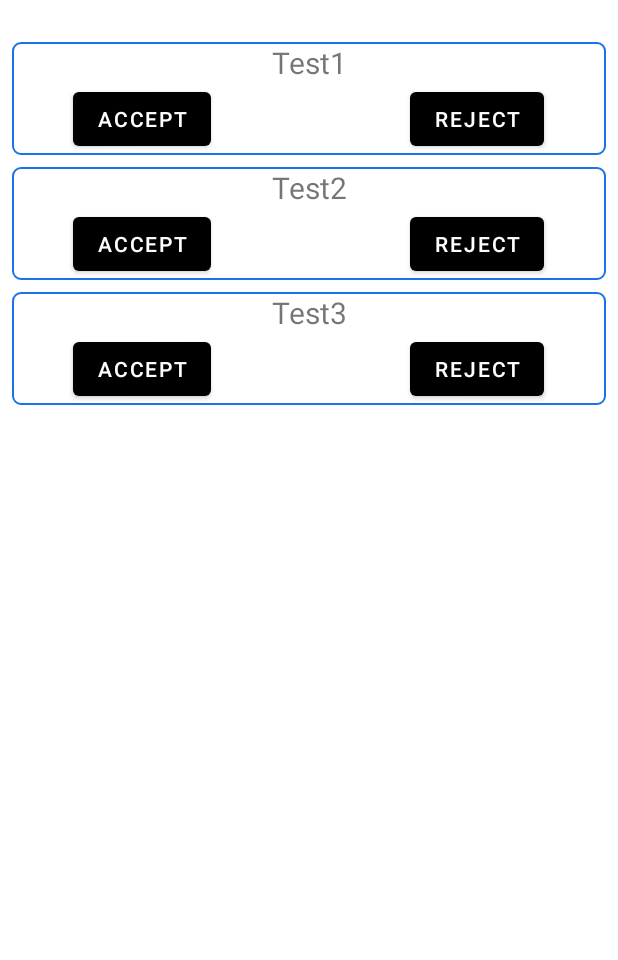
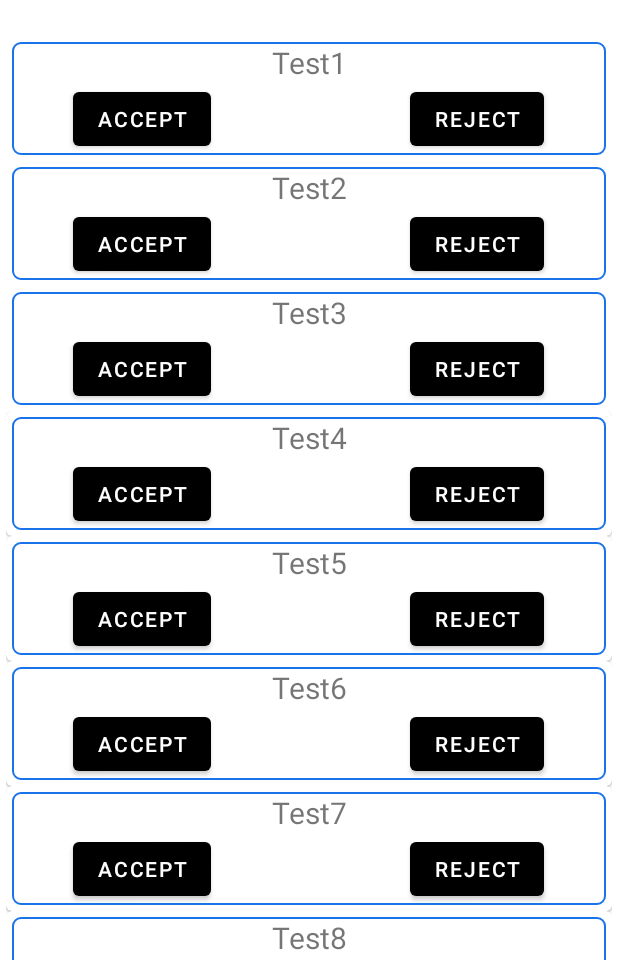
Before and after one commit to CMPUT301F20T21/Book_Friends, an Android app: the screen it shows after launch (RequestActivity), on a phone screen of 412 x 824 dp, the part 276-1236 px from its top. Run offline under Robolectric (Android 15) with nearby library versions, the light colour scheme and no system bars.

Commit message:
Added comment and few more test cases

```diff
--- a/app/src/main/java/com/cmput301f20t21/bookfriends/ui/request/RequestActivity.java
+++ b/app/src/main/java/com/cmput301f20t21/bookfriends/ui/request/RequestActivity.java
@@ -31,8 +31,21 @@ public class RequestActivity extends AppCompatActivity {
         requestDataList.add(new RequestItem("Test1"));
         requestDataList.add(new RequestItem("Test2"));
         requestDataList.add(new RequestItem("Test3"));
+        requestDataList.add(new RequestItem("Test4"));
+        requestDataList.add(new RequestItem("Test5"));
+        requestDataList.add(new RequestItem("Test6"));
+        requestDataList.add(new RequestItem("Test7"));
+        requestDataList.add(new RequestItem("Test8"));
+        requestDataList.add(new RequestItem("Test9"));
+        requestDataList.add(new RequestItem("Test10"));
+        requestDataList.add(new RequestItem("Test11"));
+        requestDataList.add(new RequestItem("Test12"));
+        requestDataList.add(new RequestItem("Test13"));
     }
 
+    /**
+     * Function to set view by ID, set adapter and build recycler view
+     */
     public void buildRecyclerView() {
         recyclerView = findViewById(R.id.request_recycler_view);
         recyclerView.setHasFixedSize(true);
@@ -49,17 +62,29 @@ public class RequestActivity extends AppCompatActivity {
 
             @Override
             public void onAcceptClick(int position) {
-
+                acceptItem(position);
             }
         });
     }
 
+    /**
+     * function to remove an item when we click on Reject button
+     * @param position that needs removing
+     */
     public void removeItem(int position) {
         requestDataList.remove(position);
         requestAdapter.notifyItemRemoved(position);
     }
 
+    /**
+     * function to accept one item and remove all other items when click on Accept button
+     * @param position that we accept the item
+     */
     public void acceptItem(int position) {
-
+        int size = requestDataList.size();
+        if (size > 0) {
+            requestDataList.subList(0, size).clear();
+            requestAdapter.notifyItemRangeRemoved(0, size);
+        }
     }
 }
--- a/app/src/main/res/layout/view_all_requests_activity.xml
+++ b/app/src/main/res/layout/view_all_requests_activity.xml
@@ -27,10 +27,10 @@
         android:layout_width="match_parent"
         android:layout_height="wrap_content"
         android:layout_marginTop="20dp"
+        android:padding="4dp"
+        android:scrollbars="vertical"
         app:layout_constraintEnd_toEndOf="parent"
         app:layout_constraintStart_toStartOf="parent"
-        android:padding="4dp"
-        android:scrollbars="vertical"
         app:layout_constraintTop_toBottomOf="@+id/book_image_view">
 
     </androidx.recyclerview.widget.RecyclerView>
```
